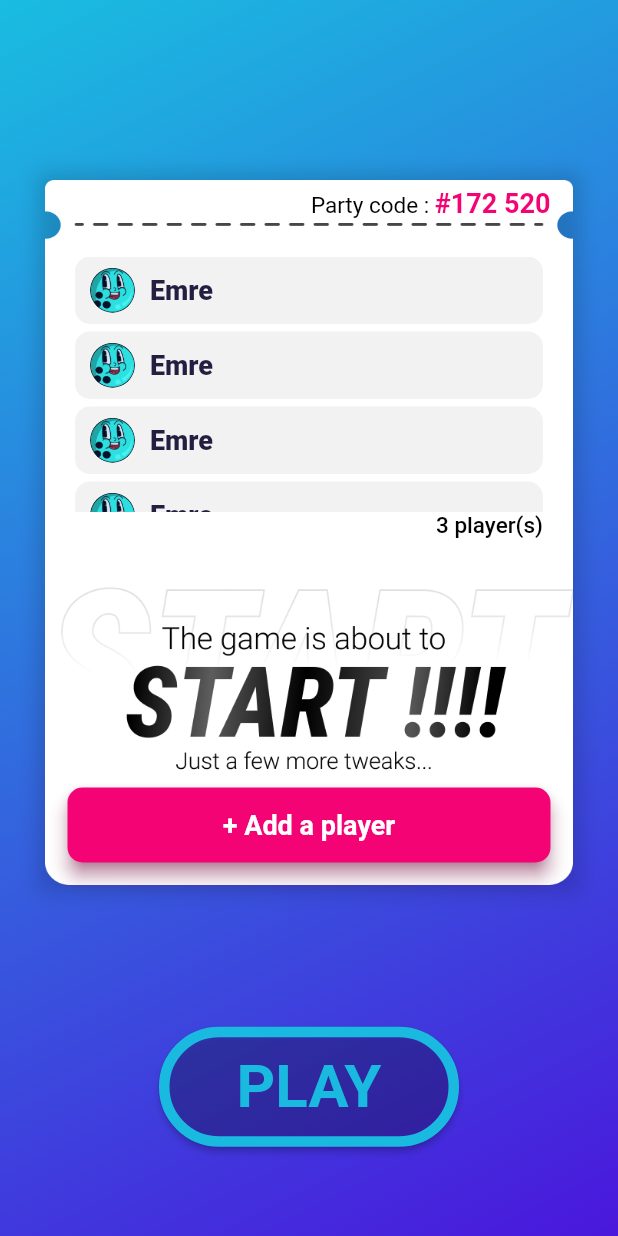
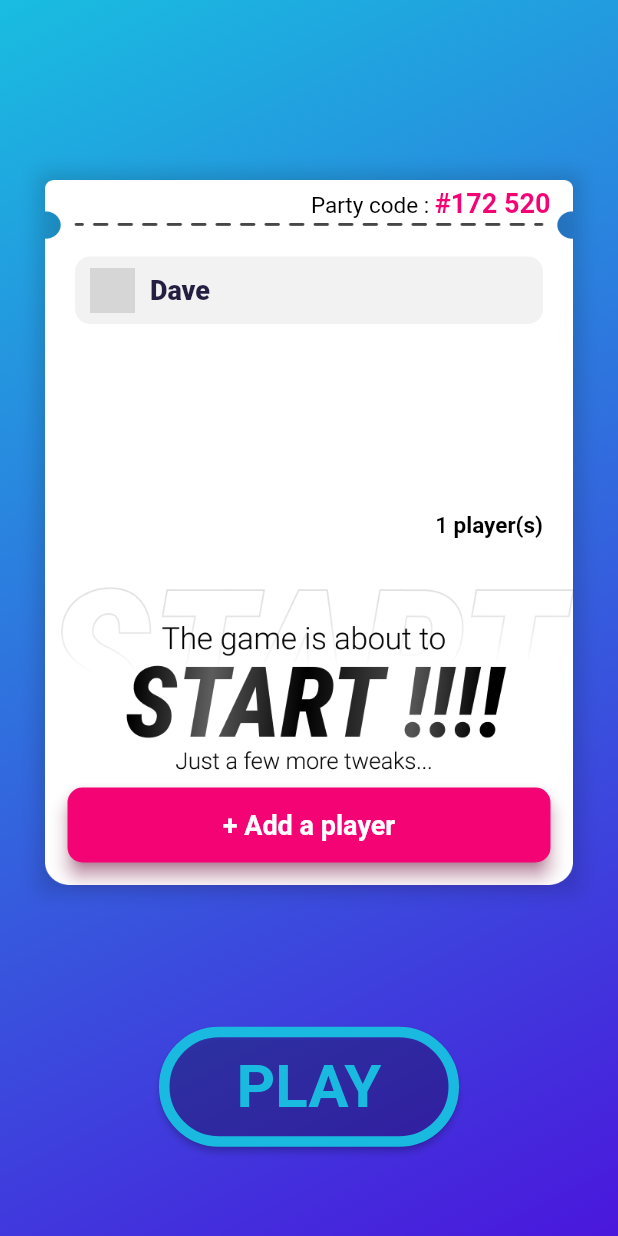
Before and after one commit to Emree63/Bowl_in, a Flutter app: the screen it shows after launch, after a tap on an icon or button, on a phone screen of 412 x 824 dp. Run offline on Flutter 3.47's test engine with Material 2 defaults, Android fonts, the light colour scheme and no system bars; our stand-ins replace go_router, google_fonts, simple_gradient_text; accounts and stored records are empty; grey boxes are pictures that could not be loaded.

Commit message:
add effect of button add player and textfield on guest player to rename them

```diff
--- a/Sources/bowlin_project/lib/model/IGameManager.dart
+++ b/Sources/bowlin_project/lib/model/IGameManager.dart
@@ -10,4 +10,5 @@ abstract class IGameManager {
   List<GameDetail> getGamesByPlayers(List<Player> users);
   List<Player> getPlayersByIdGame(int id);
   Map<Player, int> getRankByIdGame(int id);
+  addGame(GameDetail gd);
 }
--- a/Sources/bowlin_project/lib/model/StubManager/GameManager.dart
+++ b/Sources/bowlin_project/lib/model/StubManager/GameManager.dart
@@ -81,4 +81,9 @@ class GameManager extends IGameManager {
     }
     throw Exception("Game not found.");
   }
+
+  @override
+  addGame(GameDetail gd) {
+    parent.gameDetails.add(gd);
+  }
 }
--- a/Sources/bowlin_project/lib/widgets/ingame_widgets.dart
+++ b/Sources/bowlin_project/lib/widgets/ingame_widgets.dart
@@ -1,5 +1,6 @@
 import 'dart:ui';
 
+import 'package:bowl_in/main.dart';
 import 'package:bowl_in/widgets/profil_listpodium_widget.dart';
 import 'package:bowl_in/widgets/scores_list_widget.dart';
 import 'package:flutter/cupertino.dart';
@@ -9,6 +10,7 @@ import 'package:google_fonts/google_fonts.dart';
 
 import '../model/AbstractRound.dart';
 import '../model/GameDetail.dart';
+import '../model/Guest.dart';
 import '../model/Player.dart';
 
 class FinalScoreBoard extends StatefulWidget {
@@ -255,6 +257,13 @@ class InGameCardConfig extends StatefulWidget {
 }
 
 class _InGameCardConfigState extends State<InGameCardConfig> {
+  late List<Player> listPlayer;
+  @override
+  void initState() {
+    listPlayer = [MyApp.controller.userCurrent];
+    super.initState();
+  }
+
   @override
   Widget build(BuildContext context) {
     return Container(
@@ -298,7 +307,7 @@ class _InGameCardConfigState extends State<InGameCardConfig> {
                   ],
                 ),
               )),
-          ListUserInGame(),
+          ListUserInGame(listPlayer: listPlayer),
           Spacer(),
           Image(
             image: AssetImage("assets/images/start_sentence.png"),
@@ -307,7 +316,12 @@ class _InGameCardConfigState extends State<InGameCardConfig> {
           Padding(
               padding: EdgeInsets.fromLTRB(15, 0, 15, 15),
               child: ElevatedButton(
-                onPressed: () {},
+                onPressed: () {
+                  setState(() {
+                    if (listPlayer.length < 10)
+                      listPlayer.add(new Guest("guest"));
+                  });
+                },
                 child: Text(
                   "+ Add a player",
                   style: GoogleFonts.roboto(
@@ -332,7 +346,8 @@ class _InGameCardConfigState extends State<InGameCardConfig> {
 }
 
 class ListUserInGame extends StatefulWidget {
-  const ListUserInGame({Key? key}) : super(key: key);
+  final List<Player> listPlayer;
+  const ListUserInGame({Key? key, required this.listPlayer}) : super(key: key);
 
   @override
   State<ListUserInGame> createState() => _ListUserInGameState();
@@ -350,20 +365,26 @@ class _ListUserInGameState extends State<ListUserInGame> {
               constraints: new BoxConstraints(
                 maxHeight: 170,
               ),
-                child: ListView(children: [
-                  UserInGame(),
-                  UserInGame(),
-                  UserInGame(),
-                  UserInGame(),
-                  UserInGame(),
-                ])),
-            Text(
-              "3 player(s)",
+              child: ListView.builder(
+                  itemCount: widget.listPlayer.length,
+                  itemBuilder: (context, index) {
+                    return UserInGame(player: widget.listPlayer[index]);
+                  }),
+            ),
+            RichText(
+              text: TextSpan(
+                text: widget.listPlayer.length.toString(),
                 style: GoogleFonts.roboto(
                     fontWeight: FontWeight.w500,
                     fontSize: 15,
                     color: CupertinoColors.black,
                     decoration: TextDecoration.none),
+                children: const <TextSpan>[
+                  TextSpan(
+                      text: ' player(s)',
+                      style: TextStyle(fontWeight: FontWeight.bold)),
+                ],
+              ),
             )
           ],
         ));
@@ -371,13 +392,15 @@ class _ListUserInGameState extends State<ListUserInGame> {
 }
 
 class UserInGame extends StatefulWidget {
-  const UserInGame({Key? key}) : super(key: key);
+  final Player player;
+  const UserInGame({Key? key, required this.player}) : super(key: key);
 
   @override
   State<UserInGame> createState() => _UserInGameState();
 }
 
 class _UserInGameState extends State<UserInGame> {
+  final userNameTextField = TextEditingController();
   @override
   Widget build(BuildContext context) {
     return Container(
@@ -399,15 +422,31 @@ class _UserInGameState extends State<UserInGame> {
             decoration: BoxDecoration(
               borderRadius: BorderRadius.all(Radius.circular(70)),
               image: DecorationImage(
-                  image: AssetImage("assets/images/image_user_cyan.png"),
-                  fit: BoxFit.cover),
+                  image: AssetImage(widget.player.image), fit: BoxFit.cover),
             ),
           ),
           SizedBox(
             width: 10,
           ),
-          Text(
-            "Emre",
+          widget.player is Guest
+              ? Material(
+                  surfaceTintColor: Colors.transparent,
+                  child: SizedBox(
+                    width: 230,
+                    child: TextField(
+                      controller: userNameTextField,
+                      style: const TextStyle(color: Colors.black),
+                      decoration: InputDecoration(
+                        border: InputBorder.none,
+                        hintText: 'Pseudonyme',
+                      ),
+                      cursorColor: Colors.purple,
+                      textAlign: TextAlign.left,
+                    ),
+                  ),
+                )
+              : Text(
+                  widget.player.name,
                   style: GoogleFonts.roboto(
                       fontSize: 18,
                       decoration: TextDecoration.none,
@@ -593,7 +632,10 @@ class SpareButton extends StatelessWidget {
   final IntCallback onSonChanged;
   final int valueToReturn;
   const SpareButton(
-      {Key? key, required this.onSonChanged, required this.currentSelected, required this.valueToReturn})
+      {Key? key,
+      required this.onSonChanged,
+      required this.currentSelected,
+      required this.valueToReturn})
       : super(key: key);
 
   @override
@@ -613,8 +655,9 @@ class SpareButton extends StatelessWidget {
             child: Text(
           "SPARE !",
           style: GoogleFonts.roboto(
-              color:
-                  currentSelected == valueToReturn ? Colors.pink : CupertinoColors.black,
+              color: currentSelected == valueToReturn
+                  ? Colors.pink
+                  : CupertinoColors.black,
               decoration: TextDecoration.none,
               fontWeight: FontWeight.w900,
               fontStyle: FontStyle.italic,
```
Also changed, not shown: Sources/bowlin_project/lib/views/ingame_screen.dart (+9 -2 lines), Sources/bowlin_project/lib/widgets/button_new_party.dart (+27 -16 lines), Sources/bowlin_project/lib/widgets/scores_list_widget.dart (+4 -3 lines). Lines whose indentation alone changed are shown as unchanged.
